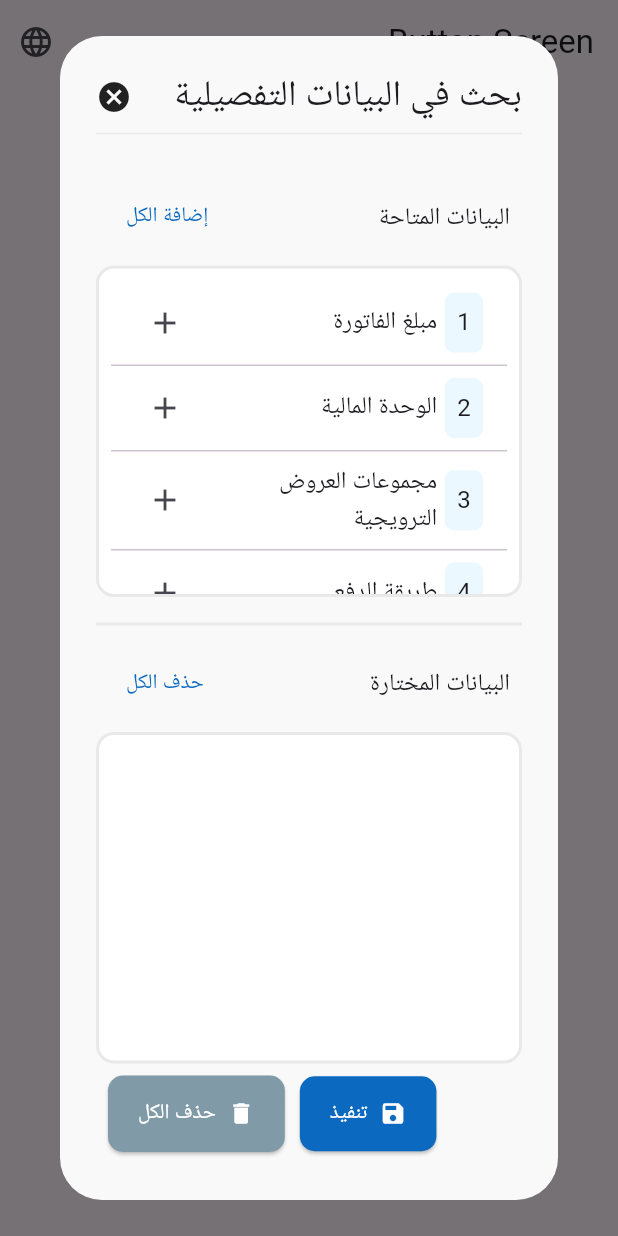
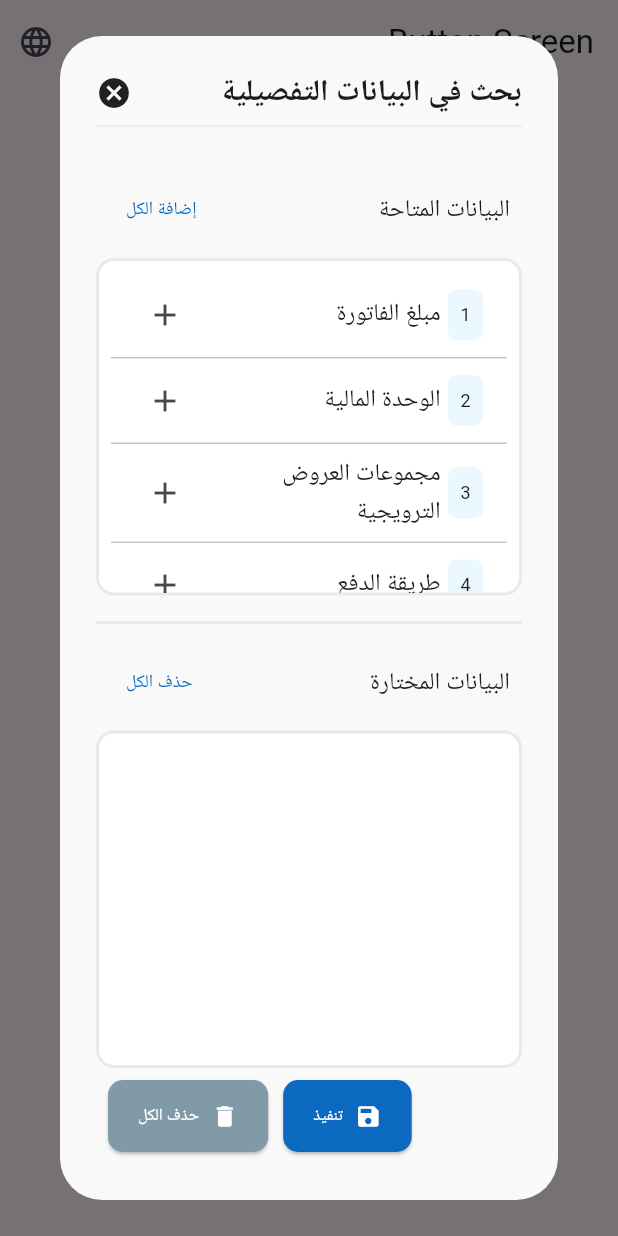
Before and after one commit to Sarthak-source/onix-drag-drop, a Flutter app: the screen it shows after launch, after a tap on "Show Dialog", on a phone screen of 412 x 824 dp. Run offline on Flutter 3.47's test engine with Material 3 defaults, Android fonts, the phone set to English and light mode, and no system bars; our stand-ins replace flutter_bloc, get, shared_preferences.

Commit message:
fontsize fix

```diff
--- a/lib/core/widgets/dragable/dragable_list.dart
+++ b/lib/core/widgets/dragable/dragable_list.dart
@@ -139,6 +139,7 @@ class DragDropListViews extends StatelessWidget {
             ),
             child: Text(
               (index + 1).toString(),
+              style: const TextStyle(fontSize: 12),
             ),
           ),
           const SizedBox(width: 5),
@@ -184,8 +185,13 @@ class DragDropListViews extends StatelessWidget {
                       cubit.moveAllToAvailable();
                     }
                   },
-                  child: Text(subTitle,
-                      style: const TextStyle(color: Color(0xFF0C69C0))),
+                  child: Text(
+                    subTitle,
+                    style: const TextStyle(
+                      fontSize: 12,
+                      color: Color(0xFF0C69C0),
+                    ),
+                  ),
                 ),
               ],
             ),
@@ -252,6 +258,7 @@ class DragDropListViews extends StatelessWidget {
                                     ),
                                     child: Text(
                                       (index + 1).toString(),
+                                      style: const TextStyle(fontSize: 12),
                                     ),
                                   ),
                                   const SizedBox(width: 5),
@@ -295,7 +302,8 @@ class DragDropListViews extends StatelessWidget {
         icon,
         color: Colors.white,
       ),
-      label: Text(label, style: const TextStyle(color: Colors.white)),
+      label: Text(label,
+          style: const TextStyle(color: Colors.white, fontSize: 11)),
       style: ElevatedButton.styleFrom(
         backgroundColor: color,
         padding: const EdgeInsets.symmetric(horizontal: 20, vertical: 15),
--- a/lib/screens/button_screen/button_screen.dart
+++ b/lib/screens/button_screen/button_screen.dart
@@ -26,16 +26,23 @@ class _ButtonScreenState extends State<ButtonScreen> {
               builder: (BuildContext context) {
                 return AlertDialog(
                   backgroundColor: const Color(0xFFF9F9F9),
-                  title:  Column(
+                  title: Column(
                     children: [
                       Row(
                         children: [
-                          Text('search_in_detailed_data'.tr),
+                          Text(
+                            'search_in_detailed_data'.tr,
+                            maxLines: 2,
+                            style: const TextStyle(
+                                fontSize: 20, fontWeight: FontWeight.w700),
+                          ),
                           const Spacer(),
                           const Icon(Icons.cancel)
                         ],
                       ),
-                      const Divider(color: Color(0xFFE9E9E9),),
+                      const Divider(
+                        color: Color(0xFFE9E9E9),
+                      ),
                     ],
                   ),
                   content: SizedBox(
```
